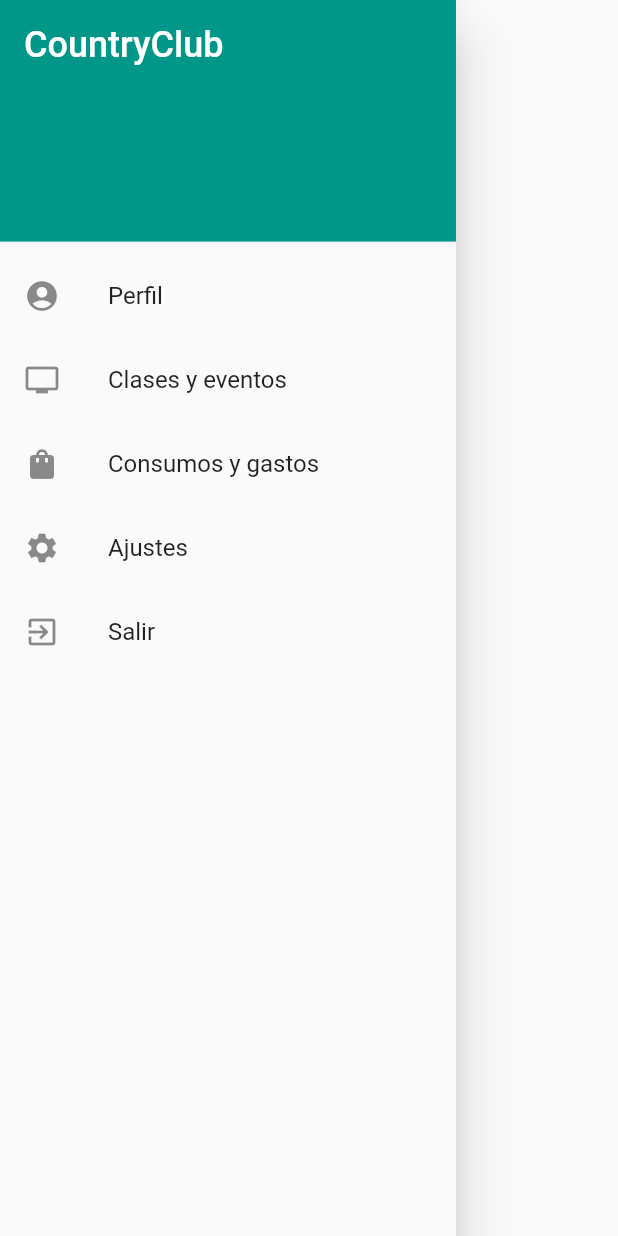
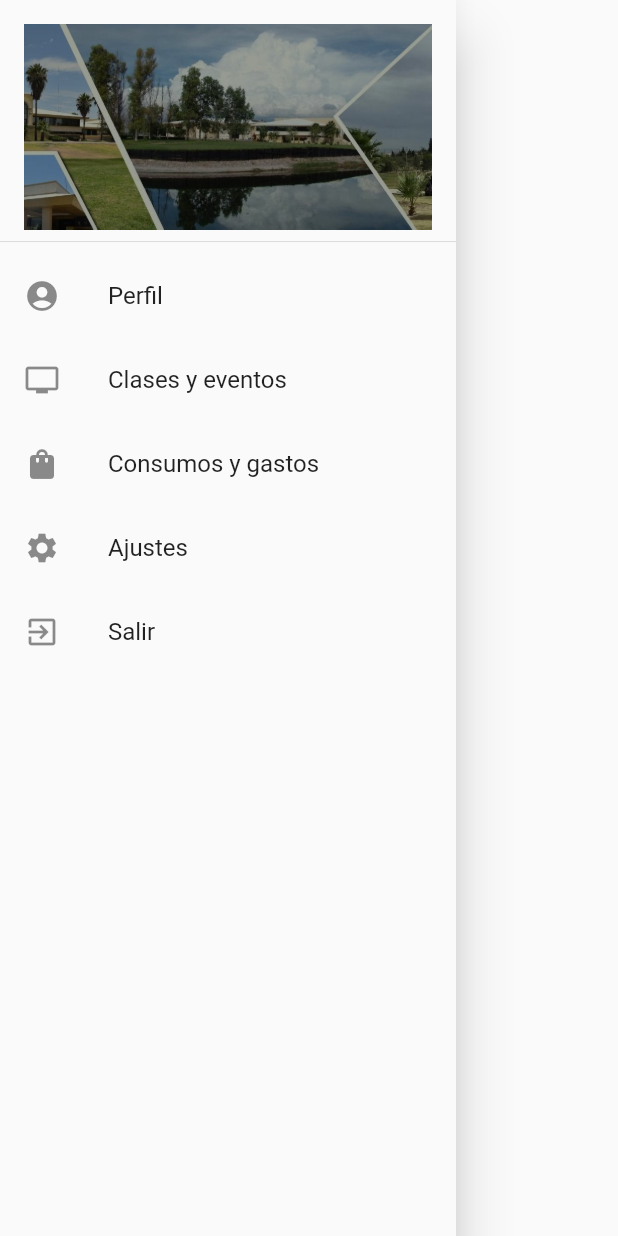
Before and after one commit to DenisseSixx/clubconnect, a Flutter app: the MenuDrawer widget shown alone on an empty page, opened directly, on a phone screen of 412 x 824 dp. Run offline on Flutter 3.47's test engine with Material 2 defaults, Android fonts, the phone set to English and light mode, and no system bars; our stand-ins replace image_cropper, image_picker, permission_handler.

Commit message:
coverimage

```diff
--- /dev/null
+++ b/clubconnect/lib/widgets/CoverImage_widget.dart
@@ -0,0 +1,18 @@
+import 'package:flutter/material.dart';
+
+class CoverImage extends StatelessWidget {
+  const CoverImage({Key? key}) : super(key: key);
+  final double coverHeight = 280;
+
+  @override
+  Widget build(BuildContext context) {
+    return Container(
+      height: coverHeight,
+      color: Colors.black.withOpacity(0.5), // Ajusta la opacidad según tus necesidades
+      child: Image.asset(
+        'assets/cover.jpg',
+        fit: BoxFit.cover,
+      ),
+    );
+  }
+}
--- a/clubconnect/lib/widgets/drawer.dart
+++ b/clubconnect/lib/widgets/drawer.dart
@@ -1,4 +1,6 @@
 import 'package:flutter/material.dart';
+
+import 'widgets.dart';
 
 class MenuDrawer extends StatelessWidget {
   const MenuDrawer({super.key});
@@ -9,17 +11,18 @@ class MenuDrawer extends StatelessWidget {
       child: ListView(
         padding: EdgeInsets.zero,
         children: <Widget>[
-          DrawerHeader(
-            decoration: BoxDecoration(
+          DrawerHeader( child: CoverImage(),
+           /* decoration: BoxDecoration(
               color: Colors.teal,
             ),
-            child: Text(
+
+             Text(
               'CountryClub',
               style: TextStyle(
                 color: Colors.white,
                 fontSize: 24,
               ),
-            ),
+            ),*/
           ),
           ListTile(
               leading: Icon(Icons.account_circle),
--- a/clubconnect/lib/widgets/widgets.dart
+++ b/clubconnect/lib/widgets/widgets.dart
@@ -1,2 +1,3 @@
 export 'package:clubconnect/widgets/drawer.dart';
 export 'package:clubconnect/widgets/login_form.dart';
+export 'package:clubconnect/widgets/CoverImage_widget.dart';
```
Also changed, not shown: clubconnect/lib/screens/perfil.dart (+14 -6 lines), clubconnect/lib/widgets/ImageHandler_widget.dart (+5 -5 lines), clubconnect/lib/widgets/Image_widget.dart (+19 -9 lines), clubconnect/assets/cover.jpg (added), clubconnect/assets/no_profile_image.jpeg, 2 other files.
